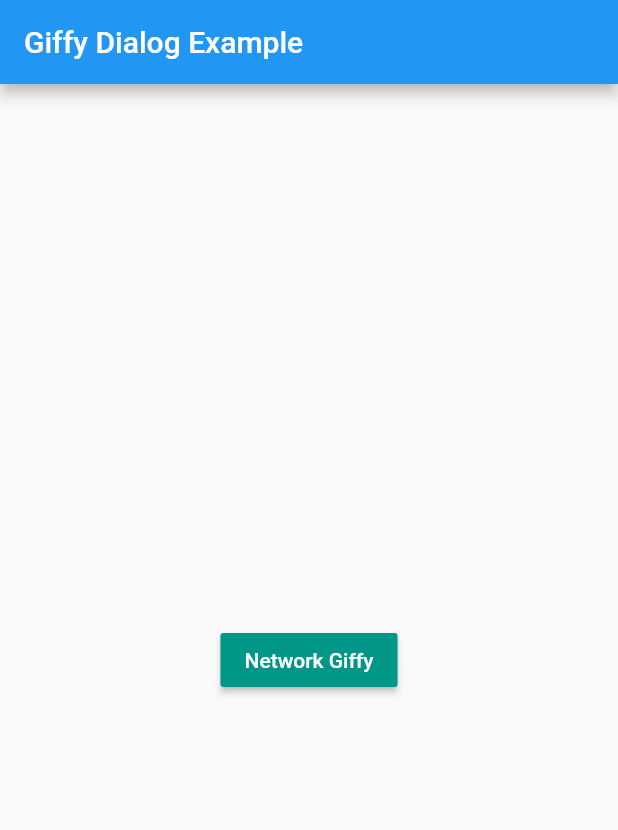
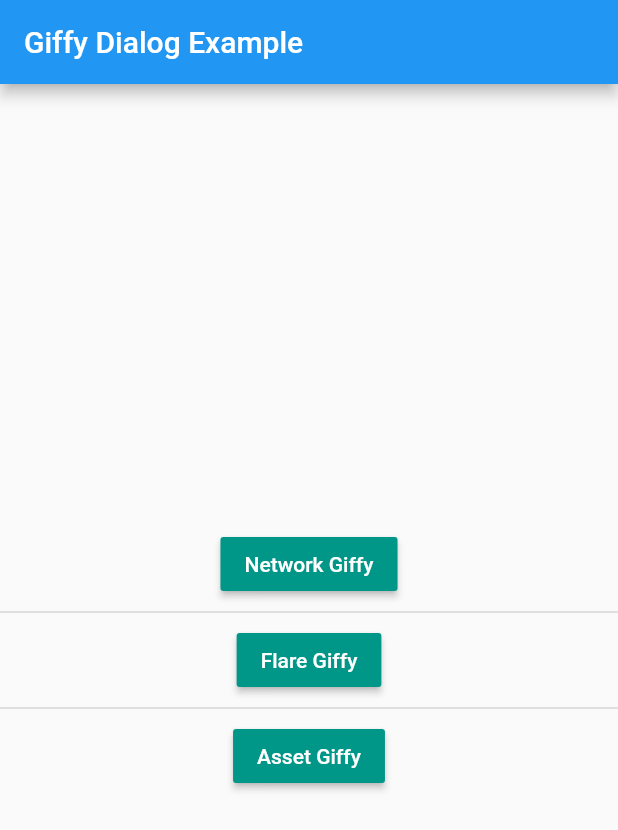
Before and after one commit to bunyawats/discover_flutter_projects, a Flutter app: the Week14HomePage screen opened directly, on a phone screen of 412 x 824 dp. Shown: the top 830 px of the screen. Run offline on Flutter 3.47's test engine with Material 2 defaults, Android fonts, the phone set to English and light mode, and no system bars; missing offline and left inert: dart:html, giffy_dialog.

Commit message:
add more dialogbox type

```diff
--- a/lib/week_14/wk_14_main.dart
+++ b/lib/week_14/wk_14_main.dart
@@ -40,17 +40,56 @@ class Week14HomePage extends StatelessWidget {
         child: Column(
           mainAxisAlignment: MainAxisAlignment.center,
           children: <Widget>[
-            RaisedButton(
+            buildDialogButton(
+              context: context,
               key: keys[0],
+              btLabel: 'Network Giffy',
+              buildDialog: buildNetworkGiffyDialog,
+            ),
+            buildDivider(),
+            buildDialogButton(
+              context: context,
+              key: keys[2],
+              btLabel: 'Flare Giffy',
+              buildDialog: buildFlareGiffyDialog,
+            ),
+            buildDivider(),
+            buildDialogButton(
+              context: context,
+              key: keys[4],
+              btLabel: 'Asset Giffy',
+              buildDialog: buildAssetGiffyDialog,
+            ),
+          ],
+        ),
+      ),
+    );
+  }
+
+  RaisedButton buildDialogButton({
+    BuildContext context,
+    Key key,
+    String btLabel,
+    Function buildDialog,
+  }) {
+    return RaisedButton(
+      key: key,
       color: Colors.teal,
       child: Text(
-                'Network Giffy',
+        btLabel,
         style: TextStyle(color: Colors.white),
       ),
       onPressed: () {
         showDialog(
           context: context,
-                  builder: (_) => NetworkGiffyDialog(
+          builder: (_) => buildDialog(),
+        );
+      },
+    );
+  }
+
+  Widget buildNetworkGiffyDialog() {
+    return NetworkGiffyDialog(
       key: keys[1],
       image: Image.network(
         "https://raw.githubusercontent.com/Shashank02051997/FancyGifDialog-Android/master/GIF's/gif14.gif",
@@ -60,20 +99,57 @@ class Week14HomePage extends StatelessWidget {
       title: Text(
         'Granny Eating Chocolate',
         textAlign: TextAlign.center,
-                      style:
-                          TextStyle(fontSize: 22, fontWeight: FontWeight.bold),
+        style: TextStyle(fontSize: 22, fontWeight: FontWeight.bold),
       ),
       description: Text(
         'This is a granny eating chocolate dialog box',
         textAlign: TextAlign.center,
       ),
-                  ),
-                );
-              },
-            ),
-          ],
-        ),
-      ),
+      onOkButtonPressed: () {},
     );
   }
+
+  Widget buildAssetGiffyDialog() {
+    return AssetGiffyDialog(
+      key: keys[5],
+      image: Image.asset(
+        'assets/men_wearing_jacket.gif',
+        fit: BoxFit.cover,
+      ),
+      title: Text(
+        'Men Wearing Jackets',
+        textAlign: TextAlign.center,
+        style: TextStyle(fontSize: 22.0, fontWeight: FontWeight.w600),
+      ),
+      entryAnimation: EntryAnimation.BOTTOM_RIGHT,
+      description: Text(
+        'This is a men wearing jackets dialog box. This library helps you easily create fancy giffy dialog.',
+        textAlign: TextAlign.center,
+        style: TextStyle(),
+      ),
+      onOkButtonPressed: () {},
+    );
   }
+
+  Widget buildFlareGiffyDialog() {
+    return FlareGiffyDialog(
+      key: keys[3],
+      flarePath: 'assets/space_demo.flr',
+      flareAnimation: 'loading',
+      title: Text(
+        'Space Reloading',
+        textAlign: TextAlign.center,
+        style: TextStyle(fontSize: 22.0, fontWeight: FontWeight.w600),
+      ),
+      entryAnimation: EntryAnimation.DEFAULT,
+      description: Text(
+        'This is a space reloading dialog box. This library helps you easily create fancy flare dialog.',
+        textAlign: TextAlign.center,
+        style: TextStyle(),
+      ),
+      onOkButtonPressed: () {},
+    );
+  }
+
+  Divider buildDivider() => Divider(thickness: 1.2);
+}
```
Also changed, not shown: pubspec.yaml (+6 -3 lines), assets/men_wearing_jacket.gif (added), 1 other file. Lines whose indentation alone changed are shown as unchanged.
